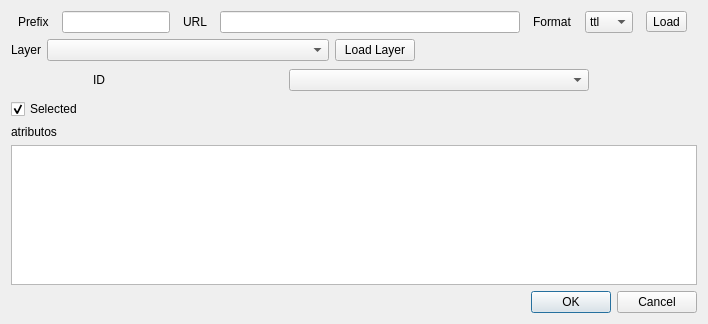
Old version of the form export_observation_dialog_base.ui in the repository dbcells/export-observations.
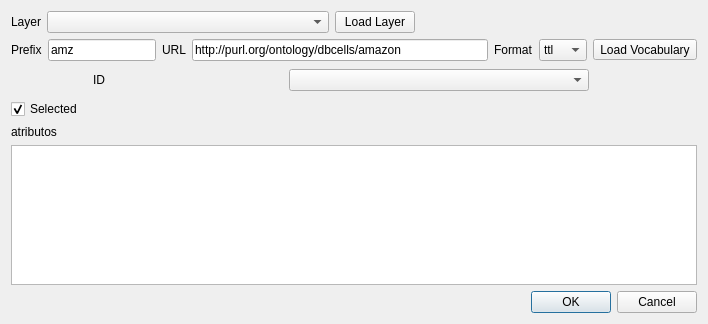
New version of the form.

Commit message: load vocabulary on init

What changed in the file:
```diff
--- a/export_observation_dialog_base.ui
+++ b/export_observation_dialog_base.ui
@@ -16,6 +16,56 @@
   <layout class="QGridLayout" name="gridLayout">
    <item row="0" column="0">
     <layout class="QVBoxLayout" name="formLayout">
+     <item>
+      <layout class="QHBoxLayout" name="horizontalLayout_3">
+       <property name="topMargin">
+        <number>0</number>
+       </property>
+       <item>
+        <widget class="QLabel" name="label_3">
+         <property name="sizePolicy">
+          <sizepolicy hsizetype="Fixed" vsizetype="Preferred">
+           <horstretch>0</horstretch>
+           <verstretch>0</verstretch>
+          </sizepolicy>
+         </property>
+         <property name="text">
+          <string>Layer</string>
+         </property>
+        </widget>
+       </item>
+       <item>
+        <widget class="QComboBox" name="comboLayer">
+         <property name="sizePolicy">
+          <sizepolicy hsizetype="Expanding" vsizetype="Fixed">
+           <horstretch>0</horstretch>
+           <verstretch>0</verstretch>
+          </sizepolicy>
+         </property>
+        </widget>
+       </item>
+       <item>
+        <widget class="QPushButton" name="button_load_layer">
+         <property name="text">
+          <string>Load Layer</string>
+         </property>
+        </widget>
+       </item>
+       <item>
+        <spacer name="horizontalSpacer_2">
+         <property name="orientation">
+          <enum>Qt::Horizontal</enum>
+         </property>
+         <property name="sizeHint" stdset="0">
+          <size>
+           <width>40</width>
+           <height>20</height>
+          </size>
+         </property>
+        </spacer>
+       </item>
+      </layout>
+     </item>
      <item>
       <layout class="QHBoxLayout" name="horizontalLayout">
        <item>
@@ -39,6 +89,9 @@
            <verstretch>0</verstretch>
           </sizepolicy>
          </property>
+         <property name="text">
+          <string>amz</string>
+         </property>
         </widget>
        </item>
        <item>
@@ -68,6 +121,9 @@
            <height>16777215</height>
           </size>
          </property>
+         <property name="text">
+          <string>http://purl.org/ontology/dbcells/amazon</string>
+         </property>
         </widget>
        </item>
        <item>
@@ -106,7 +162,7 @@
        <item>
         <widget class="QToolButton" name="buttonLoad">
          <property name="text">
-          <string>Load</string>
+          <string>Load Vocabulary</string>
          </property>
         </widget>
        </item>
@@ -114,56 +170,6 @@
      </item>
      <item>
       <layout class="QVBoxLayout" name="verticalLayout_2">
-       <item>
-        <layout class="QHBoxLayout" name="horizontalLayout_3">
-         <property name="topMargin">
-          <number>0</number>
-         </property>
-         <item>
-          <widget class="QLabel" name="label_3">
-           <property name="sizePolicy">
-            <sizepolicy hsizetype="Fixed" vsizetype="Preferred">
-             <horstretch>0</horstretch>
-             <verstretch>0</verstretch>
-            </sizepolicy>
-           </property>
-           <property name="text">
-            <string>Layer</string>
-           </property>
-          </widget>
-         </item>
-         <item>
-          <widget class="QComboBox" name="comboLayer">
-           <property name="sizePolicy">
-            <sizepolicy hsizetype="Expanding" vsizetype="Fixed">
-             <horstretch>0</horstretch>
-             <verstretch>0</verstretch>
-            </sizepolicy>
-           </property>
-          </widget>
-         </item>
-         <item>
-          <widget class="QPushButton" name="pushButton">
-           <property name="text">
-            <string>Load Layer</string>
-           </property>
-          </widget>
-         </item>
-         <item>
-          <spacer name="horizontalSpacer_2">
-           <property name="orientation">
-            <enum>Qt::Horizontal</enum>
-           </property>
-           <property name="sizeHint" stdset="0">
-            <size>
-             <width>40</width>
-             <height>20</height>
-            </size>
-           </property>
-          </spacer>
-         </item>
-        </layout>
-       </item>
        <item>
         <layout class="QHBoxLayout" name="horizontalLayout_2">
          <item>
```
Left out of the diff: 19 changed lines with no effect on the pictures. The commit also changes 3 other files.
